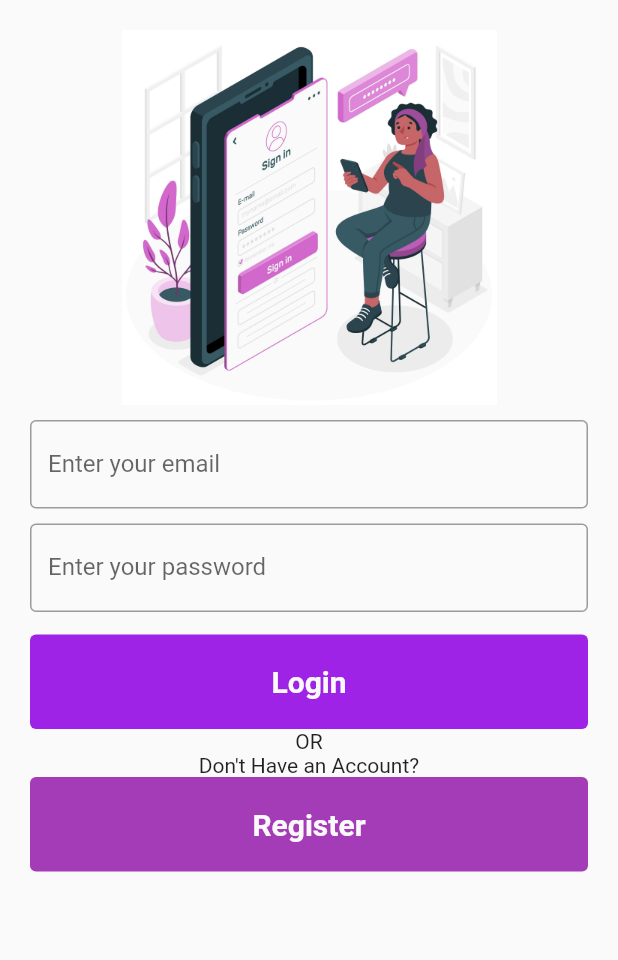
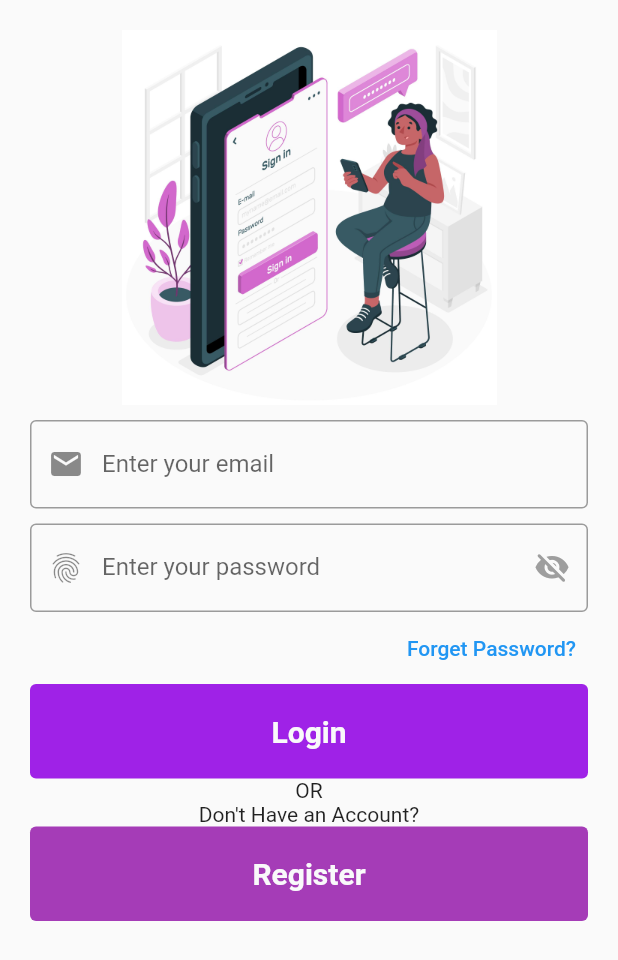
Before and after one commit to nethmi1999/newbmicalculator, a Flutter app: the screen it shows after launch, on a phone screen of 412 x 824 dp. Shown: the top 960 px of the screen. Run offline on Flutter 3.47's test engine with Material 2 defaults, Android fonts, the phone set to English and light mode, and no system bars; our stand-ins replace cloud_firestore, email_validator, firebase_auth, firebase_core, get; accounts and stored records are empty.

Commit message:
forget password screen created and option implemented

```diff
--- a/lib/authentication/login.dart
+++ b/lib/authentication/login.dart
@@ -2,6 +2,7 @@ import 'package:firebase_auth/firebase_auth.dart';
 import 'package:flutter/material.dart';
 import 'package:get/get.dart';
 import 'package:newbmi/authentication/bmi_screen.dart';
+import 'package:newbmi/authentication/forget_password.dart';
 import 'package:newbmi/authentication/register.dart';
 import 'package:email_validator/email_validator.dart';
 import 'package:newbmi/dashboard.dart';
@@ -23,6 +24,8 @@ class _LoginScreenState extends State<LoginScreen> {
   final emailController = TextEditingController();
 
   final passwordController = TextEditingController();
+
+  bool _obscureText = true;
 
   @override
   Widget build(BuildContext context) {
@@ -55,6 +58,8 @@ class _LoginScreenState extends State<LoginScreen> {
                             decoration: const InputDecoration(
                               border: OutlineInputBorder(),
                               labelText: 'Enter your email',
+                              prefixIcon: Icon(Icons.email),
+
                             ),
                             controller: emailController,
                             validator: (value) {
@@ -69,10 +74,23 @@ class _LoginScreenState extends State<LoginScreen> {
                           ),
                           SizedBox(height: 10.0),
                           TextFormField(
-                            decoration: const InputDecoration(
+                            decoration: InputDecoration(
                               border: OutlineInputBorder(),
                               labelText: 'Enter your password',
+                              prefixIcon: Icon(Icons.fingerprint),
+                              suffixIcon: IconButton(
+                                onPressed: () {
+                                  setState(() {
+                                    _obscureText = !_obscureText;
+                                  });
+                                },
+                                icon: Icon(
+                                  _obscureText ? Icons.visibility_off_rounded : Icons.visibility_rounded,
+                                  color: Colors.grey,
+                                ),
+                              ),
                             ),
+                            obscureText: _obscureText,
                             controller: passwordController,
                             validator: (value) {
                               if (value!.isEmpty) {
@@ -84,7 +102,12 @@ class _LoginScreenState extends State<LoginScreen> {
                               return null;
                             },
                           ),
-                          SizedBox(height: 15.0),
+                          Row(
+                            mainAxisAlignment: MainAxisAlignment.end,
+                            children: [
+                              TextButton(onPressed: ()=>Get.to(()=>ForgetPassword()), child: Text("Forget Password?"))
+                            ],
+                          ),
                           Row(
                             children: [
                               Expanded(
@@ -134,6 +157,7 @@ class _LoginScreenState extends State<LoginScreen> {
                           ),
                         ],
                       ),
+
                       const Column(
                         children: [Text("OR"), Text("Don't Have an Account?")],
                       ),
```
Also changed, not shown: lib/authentication/forget_password.dart (added, +141 -0 lines), lib/authentication/register.dart (+13 -3 lines), assets/images/forget_password.jpg (added).
